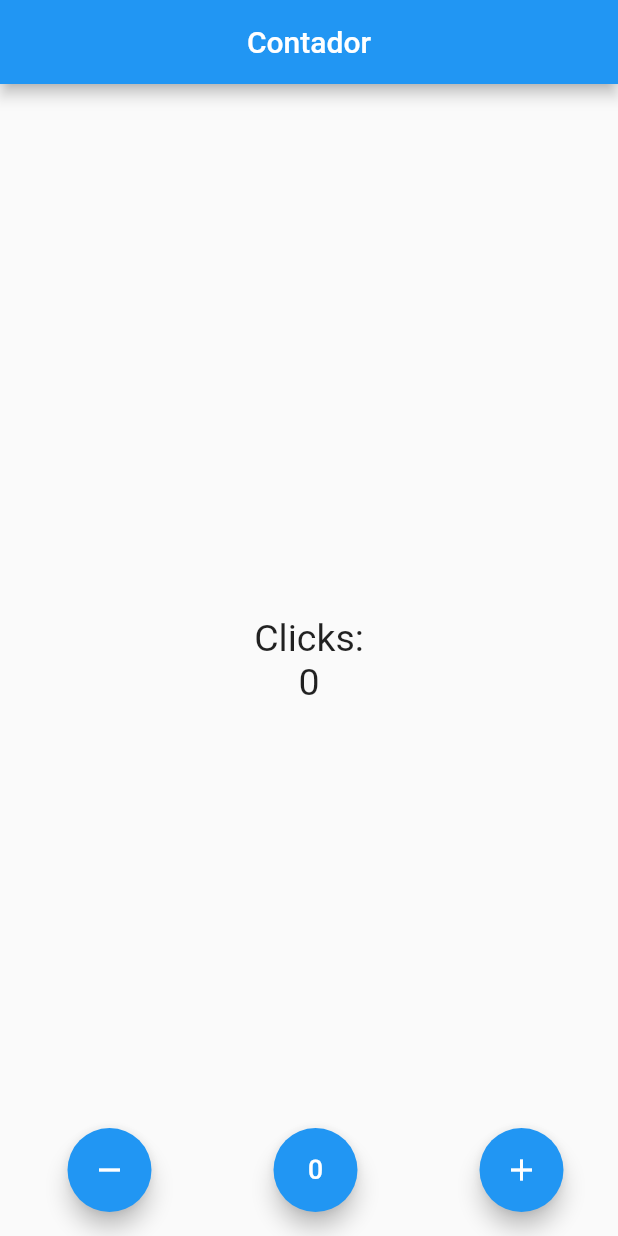
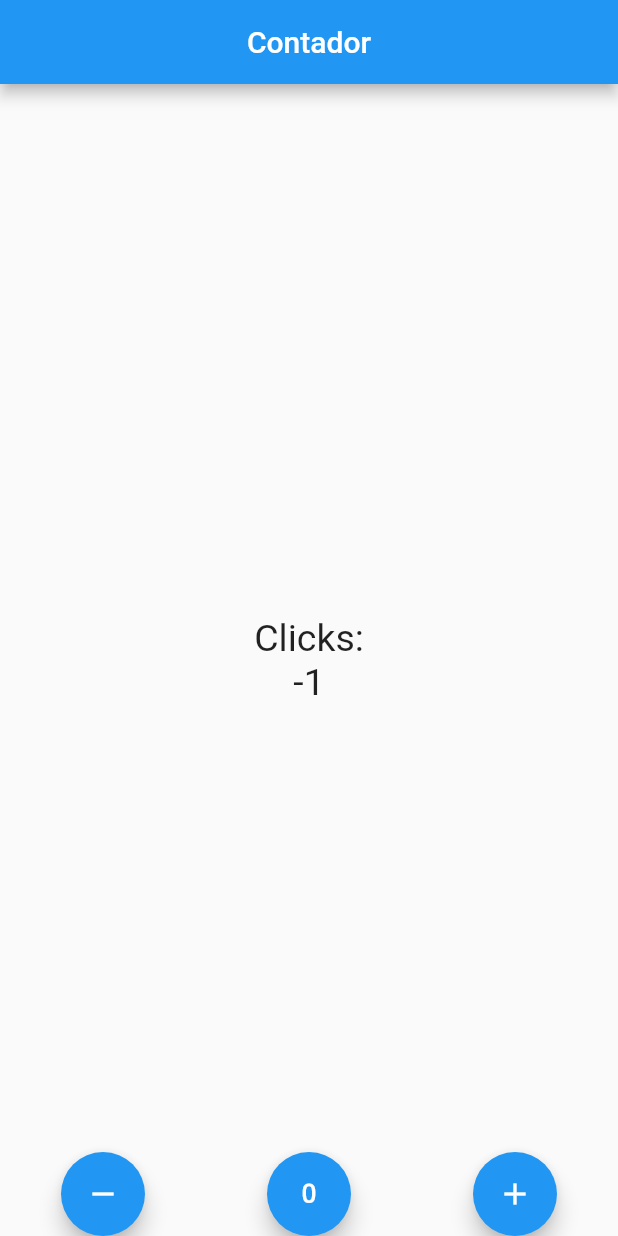
Before and after one commit to adrielmoreno/flutter-counter, a Flutter app: the screen it shows after launch, after a tap on the "remove" icon, on a phone screen of 412 x 824 dp. Run offline on Flutter 3.47's test engine with Material 2 defaults, Android fonts, the phone set to English and light mode, and no system bars.

```diff
--- a/lib/main.dart
+++ b/lib/main.dart
@@ -4,5 +4,5 @@ import 'package:flutter/material.dart';
 import 'package:contador/src/app.dart';
 
 void main() {
-  runApp(MyApp());
+  runApp(const MyApp());
 }
--- a/lib/src/pages/contador_page.dart
+++ b/lib/src/pages/contador_page.dart
@@ -24,8 +24,8 @@ class _ContadorPageState extends State<ContadorPage> {
           ],
         ),
       ),
-        floatingActionButton: _crearBotones()
-        // floatingActionButtonLocation: FloatingActionButtonLocation.centerFloat,
+      floatingActionButtonLocation: FloatingActionButtonLocation.centerDocked,
+      floatingActionButton: _crearBotones(),
     );
   }
 
@@ -33,17 +33,14 @@ class _ContadorPageState extends State<ContadorPage> {
     return Row(
       mainAxisAlignment: MainAxisAlignment.spaceAround,
       children: [
-        const SizedBox(),
         FloatingActionButton(
           onPressed: _restar,
           child: const Icon(Icons.remove),
         ),
-        const SizedBox(),
         FloatingActionButton(
           onPressed: _reset,
           child: const Icon(Icons.exposure_zero_sharp),
         ),
-        const SizedBox(),
         FloatingActionButton(
           onPressed: _sumar,
           child: const Icon(Icons.add),
@@ -57,7 +54,7 @@ class _ContadorPageState extends State<ContadorPage> {
   }
 
   void _restar() {
-    setState(() => {if (_conteo > 0) _conteo--});
+    setState(() => _conteo--);
   }
 
   void _reset() {
```
Lines whose indentation alone changed are shown as unchanged.
